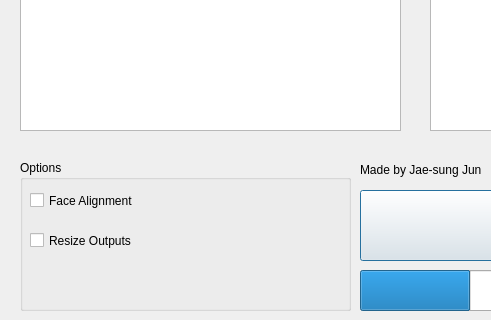
The window that GUI_Test/GUI.ui (Jaesung-Jun/Cut-And-Save-Faces) describes before a commit, drawn with Qt 5; both pictures show x 0 to 491 and y 280 to 600 of the 823 by 600 pixel window.
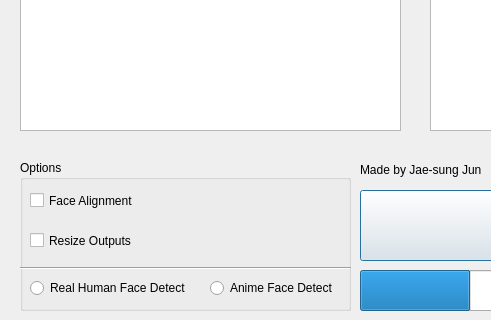
The same window after the commit.

```diff
--- a/GUI_Test/GUI.ui
+++ b/GUI_Test/GUI.ui
@@ -106,6 +106,45 @@
      <string>Resize Outputs</string>
     </property>
    </widget>
+   <widget class="Line" name="line">
+    <property name="geometry">
+     <rect>
+      <x>0</x>
+      <y>100</y>
+      <width>331</width>
+      <height>16</height>
+     </rect>
+    </property>
+    <property name="orientation">
+     <enum>Qt::Horizontal</enum>
+    </property>
+   </widget>
+   <widget class="QRadioButton" name="realFaceRadioButton">
+    <property name="geometry">
+     <rect>
+      <x>10</x>
+      <y>120</y>
+      <width>161</width>
+      <height>16</height>
+     </rect>
+    </property>
+    <property name="text">
+     <string>Real Human Face Detect</string>
+    </property>
+   </widget>
+   <widget class="QRadioButton" name="animeFaceRadioButton">
+    <property name="geometry">
+     <rect>
+      <x>190</x>
+      <y>120</y>
+      <width>141</width>
+      <height>16</height>
+     </rect>
+    </property>
+    <property name="text">
+     <string>Anime Face Detect</string>
+    </property>
+   </widget>
   </widget>
   <widget class="QTextEdit" name="textEdit">
    <property name="geometry">
```
